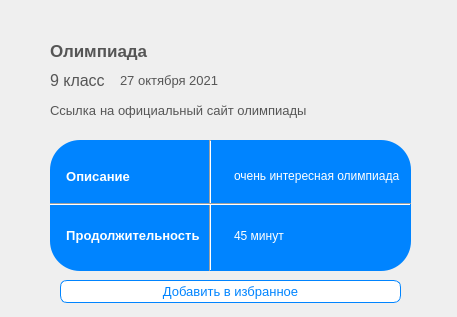
This is ui_files/view_olymp.ui in Dmitriyburin/web_proj1 as Qt 5 draws it before an edit. The edited form follows.
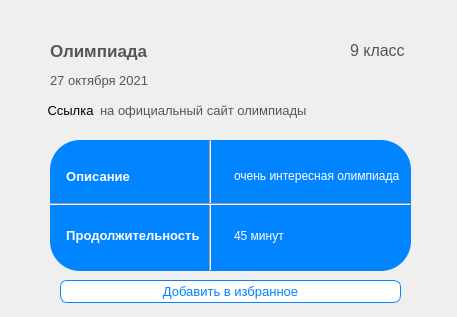
This is the edited form.

The edit to the form file:
```diff
--- a/ui_files/view_olymp.ui
+++ b/ui_files/view_olymp.ui
@@ -70,7 +70,7 @@
   <widget class="QLabel" name="label_date">
    <property name="geometry">
     <rect>
-     <x>120</x>
+     <x>50</x>
      <y>70</y>
      <width>111</width>
      <height>21</height>
@@ -201,9 +201,9 @@
    <property name="geometry">
     <rect>
      <x>100</x>
-     <y>100</y>
+     <y>90</y>
      <width>211</width>
-     <height>21</height>
+     <height>41</height>
     </rect>
    </property>
    <property name="font">
@@ -251,39 +251,11 @@
     <string>Удалить</string>
    </property>
   </widget>
-  <widget class="QLabel" name="label_link">
-   <property name="geometry">
-    <rect>
-     <x>50</x>
-     <y>100</y>
-     <width>51</width>
-     <height>21</height>
-    </rect>
-   </property>
-   <property name="font">
-    <font>
-     <pointsize>10</pointsize>
-     <weight>50</weight>
-     <bold>false</bold>
-    </font>
-   </property>
-   <property name="styleSheet">
-    <string notr="true">QLabel {
-	color: #565656;
-}
-QLabel:hover{
-	color: blue;
-}</string>
-   </property>
-   <property name="text">
-    <string>Ссылка</string>
-   </property>
-  </widget>
   <widget class="QLabel" name="label_class">
    <property name="geometry">
     <rect>
-     <x>50</x>
-     <y>70</y>
+     <x>350</x>
+     <y>40</y>
      <width>61</width>
      <height>21</height>
     </rect>
@@ -355,6 +327,32 @@
     <string>Добавить в избранное</string>
    </property>
   </widget>
+  <widget class="QPushButton" name="linkButton">
+   <property name="geometry">
+    <rect>
+     <x>40</x>
+     <y>100</y>
+     <width>61</width>
+     <height>21</height>
+    </rect>
+   </property>
+   <property name="font">
+    <font>
+     <pointsize>10</pointsize>
+    </font>
+   </property>
+   <property name="styleSheet">
+    <string notr="true">QPushButton{
+	border: none;
+}
+QPushButton:hover{
+	color: blue;
+}</string>
+   </property>
+   <property name="text">
+    <string>Ссылка</string>
+   </property>
+  </widget>
  </widget>
  <resources/>
  <connections/>
```
